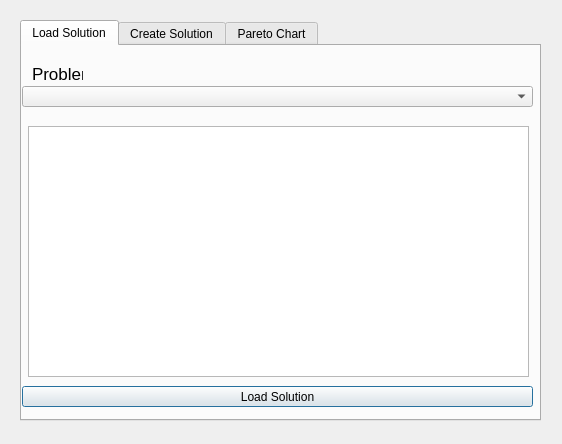
This is ui/watering_optimization_dialog.ui in Ingeniousware/QGISWaterIng as Qt 5 draws it before an edit. The edited form follows.
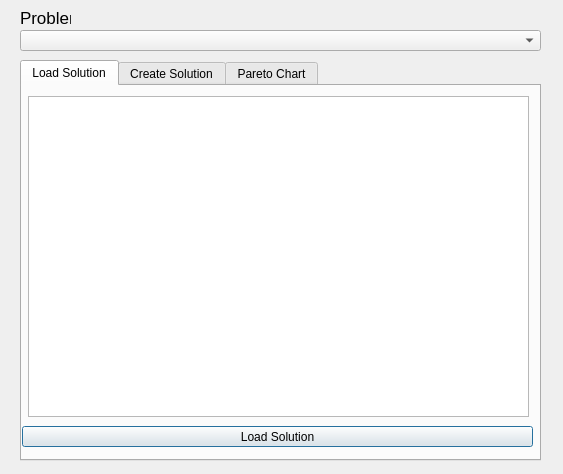
This is the edited form. The open tabs and pages were chosen to show the change.

Commit message: post solutions working (without variable results)

What changed in the file:
```diff
--- a/ui/watering_optimization_dialog.ui
+++ b/ui/watering_optimization_dialog.ui
@@ -6,8 +6,8 @@
    <rect>
     <x>0</x>
     <y>0</y>
-    <width>562</width>
-    <height>444</height>
+    <width>563</width>
+    <height>474</height>
    </rect>
   </property>
   <property name="windowTitle">
@@ -20,7 +20,7 @@
    <property name="geometry">
     <rect>
      <x>20</x>
-     <y>20</y>
+     <y>60</y>
      <width>521</width>
      <height>401</height>
     </rect>
@@ -49,47 +49,13 @@
     <attribute name="title">
      <string>Load Solution</string>
     </attribute>
-    <widget class="QLabel" name="projectLabel">
-     <property name="enabled">
-      <bool>true</bool>
-     </property>
-     <property name="geometry">
-      <rect>
-       <x>10</x>
-       <y>20</y>
-       <width>51</width>
-       <height>16</height>
-      </rect>
-     </property>
-     <property name="font">
-      <font>
-       <pointsize>13</pointsize>
-       <weight>50</weight>
-       <bold>false</bold>
-       <kerning>false</kerning>
-      </font>
-     </property>
-     <property name="text">
-      <string>Problem</string>
-     </property>
-    </widget>
-    <widget class="QComboBox" name="problem_box">
-     <property name="geometry">
-      <rect>
-       <x>0</x>
-       <y>40</y>
-       <width>511</width>
-       <height>21</height>
-      </rect>
-     </property>
-    </widget>
     <widget class="QTableView" name="tableView">
      <property name="geometry">
       <rect>
        <x>6</x>
-       <y>80</y>
+       <y>10</y>
        <width>501</width>
-       <height>251</height>
+       <height>321</height>
       </rect>
      </property>
     </widget>
@@ -263,6 +229,40 @@
     </attribute>
    </widget>
   </widget>
+  <widget class="QLabel" name="projectLabel">
+   <property name="enabled">
+    <bool>true</bool>
+   </property>
+   <property name="geometry">
+    <rect>
+     <x>20</x>
+     <y>10</y>
+     <width>51</width>
+     <height>16</height>
+    </rect>
+   </property>
+   <property name="font">
+    <font>
+     <pointsize>13</pointsize>
+     <weight>50</weight>
+     <bold>false</bold>
+     <kerning>false</kerning>
+    </font>
+   </property>
+   <property name="text">
+    <string>Problem</string>
+   </property>
+  </widget>
+  <widget class="QComboBox" name="problem_box">
+   <property name="geometry">
+    <rect>
+     <x>20</x>
+     <y>30</y>
+     <width>521</width>
+     <height>21</height>
+    </rect>
+   </property>
+  </widget>
  </widget>
  <resources/>
  <connections/>
```
Left out of the diff: 2 changed lines with no effect on the pictures. The commit also changes 1 other file.
